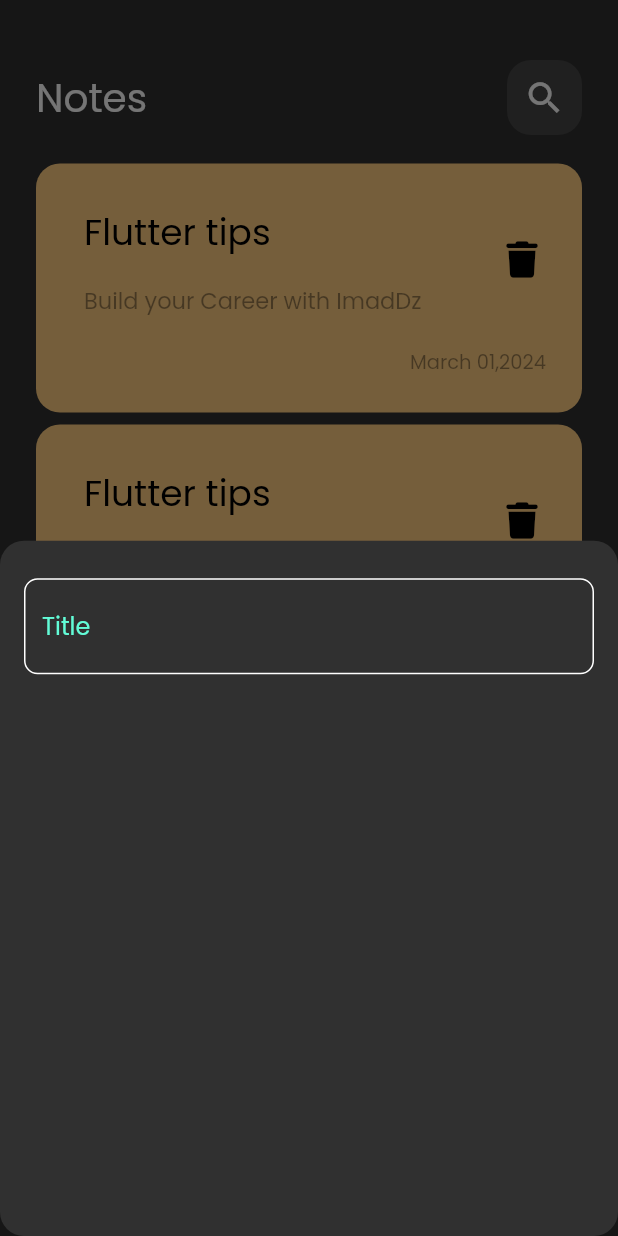
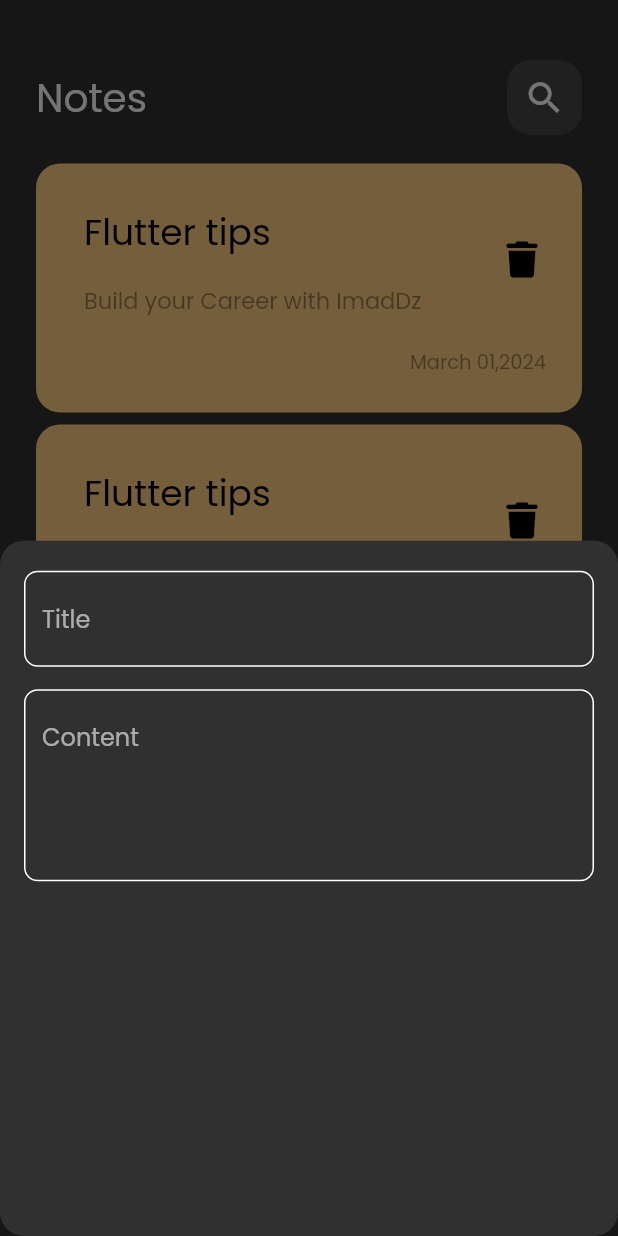
Before and after one commit to ImadDz-7/notes_app, a Flutter app: the screen it shows after launch, after a tap on the "add" icon, on a phone screen of 412 x 824 dp. Run offline on Flutter 3.47's test engine with Material 2 defaults, Android fonts, the phone set to English and light mode, and no system bars; our stand-ins replace font_awesome_flutter.

Commit message:
add Fields to Add Note Bottom Sheet

```diff
--- a/lib/views/widgets/add_note_bottom_sheet.dart
+++ b/lib/views/widgets/add_note_bottom_sheet.dart
@@ -11,9 +11,18 @@ class AddNoteBottomSheet extends StatelessWidget {
       child: Column(
         children: const [
           SizedBox(
-            height: 25,
+            height: 20,
           ),
-          CustomTextField(),
+          CustomTextField(
+            textHint: 'Title',
+          ),
+          SizedBox(
+            height: 15,
+          ),
+          CustomTextField(
+            maxLines: 4,
+            textHint: 'Content',
+          ),
         ],
       ),
     );
--- a/lib/views/widgets/custom_text_field.dart
+++ b/lib/views/widgets/custom_text_field.dart
@@ -3,15 +3,17 @@ import 'package:notes_app/constants.dart';
 
 
 class CustomTextField extends StatelessWidget {
-  const CustomTextField({super.key});
+  const CustomTextField({super.key, required this.textHint, this.maxLines = 1});
+  final String textHint;
+  final int maxLines;
 
   @override
   Widget build(BuildContext context) {
     return TextField(
+      maxLines: maxLines,
       cursorColor: kPrimaryColor,
       decoration: InputDecoration(
-        hintText: 'Title',
-        hintStyle: const TextStyle(color: kPrimaryColor),
+        hintText: textHint,
         border: buildBorder(),
         enabledBorder: buildBorder(),
         focusedBorder: buildBorder(kPrimaryColor),
```
